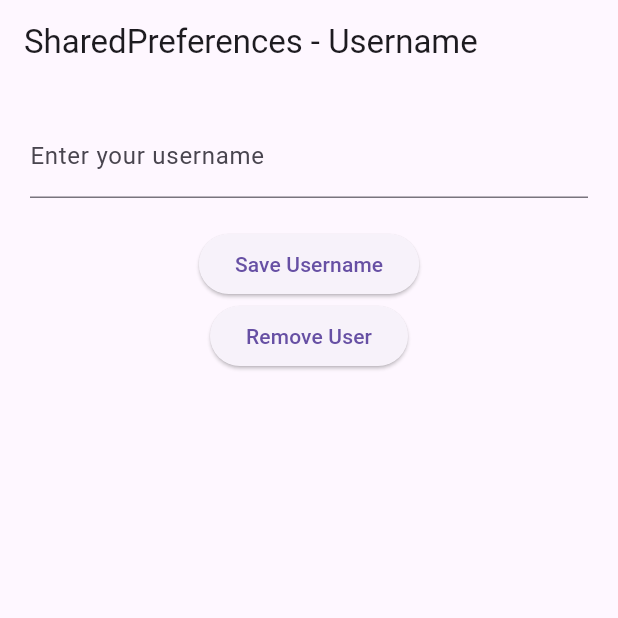
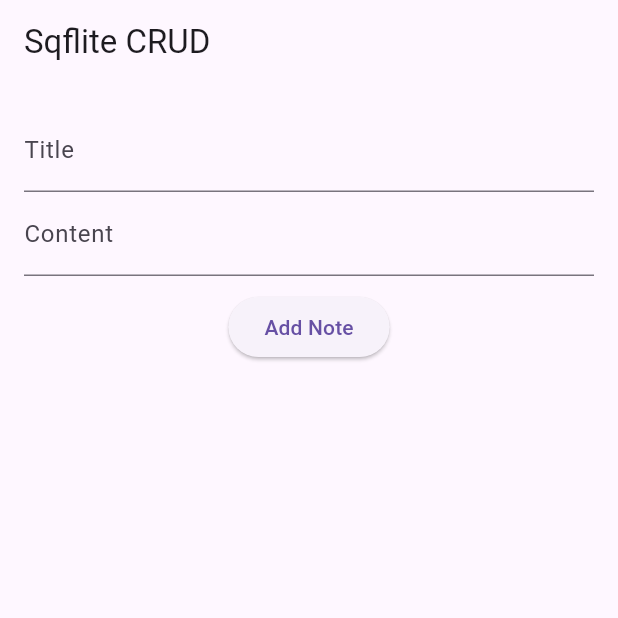
Before and after one commit to sagarreddy18/Chorus-Intermediate-pocs, a Flutter app: the screen it shows after launch, on a phone screen of 412 x 824 dp, the top half of it. Run offline on Flutter 3.47's test engine with Material 3 defaults, Android fonts, the phone set to English and light mode, and no system bars; our stand-ins replace dio, image_picker, shared_preferences, sqflite; accounts and stored records are empty.

Commit message:
Sqflite changes pushed

```diff
--- a/intermediate_poc/lib/main.dart
+++ b/intermediate_poc/lib/main.dart
@@ -6,6 +6,8 @@
 // // import 'package:intermediate_poc/sqlflite_poc.dart';
 import 'package:intermediate_poc/battery_level_page.dart';
 import 'package:intermediate_poc/shared_preferences.dart';
+import 'package:intermediate_poc/sqflitePoc/notepage.dart';
+import 'package:intermediate_poc/sqflitePoc/sqflite_poc.dart';
 import 'package:intermediate_poc/username_sharedpreference.dart';
 //
 // void main () {
@@ -42,8 +44,9 @@ class MyApp extends StatelessWidget {
   Widget build(BuildContext context) {
     return MaterialApp(
       title: 'Google Sign-In POC',
+      debugShowCheckedModeBanner: false,
       theme: ThemeData(primarySwatch: Colors.blue),
-      home: const UsernamePage(),
+      home: NotePage(),
       // home: LoginPage(),
       // home: DioAPiExamples(),
       //   home: BatteryLevelPage()
--- /dev/null
+++ b/intermediate_poc/lib/sqflitePoc/db_helper.dart
@@ -0,0 +1,54 @@
+import 'package:sqflite/sqflite.dart';
+import 'package:path/path.dart';
+
+class DBHelper {
+  static final DBHelper _instance = DBHelper._();
+  static Database? _database;
+
+  DBHelper._();
+
+  factory DBHelper() => _instance;
+
+  Future<Database> get database async {
+    _database ??= await _initDB();
+    return _database!;
+  }
+
+  Future<Database> _initDB() async {
+    String path = join(await getDatabasesPath(), 'notes.db');
+    return await openDatabase(
+      path,
+      version: 1,
+      onCreate: (db, version) {
+        return db.execute(
+          'CREATE TABLE notes(id INTEGER PRIMARY KEY AUTOINCREMENT, title TEXT, content TEXT)',
+        );
+      },
+    );
+  }
+
+  Future<int> insertNote(Map<String, dynamic> note) async {
+    final db = await database;
+    return await db.insert('notes', note);
+  }
+
+  Future<List<Map<String, dynamic>>> getNotes() async {
+    final db = await database;
+    return await db.query('notes');
+  }
+
+  Future<int> updateNote(Map<String, dynamic> note) async {
+    final db = await database;
+    return await db.update(
+      'notes',
+      note,
+      where: 'id = ?',
+      whereArgs: [note['id']],
+    );
+  }
+
+  Future<int> deleteNote(int id) async {
+    final db = await database;
+    return await db.delete('notes', where: 'id = ?', whereArgs: [id]);
+  }
+}
--- /dev/null
+++ b/intermediate_poc/lib/sqflitePoc/notepage.dart
@@ -0,0 +1,100 @@
+import 'package:flutter/material.dart';
+import 'package:intermediate_poc/sqflitePoc/db_helper.dart';
+
+class NotePage extends StatefulWidget {
+  const NotePage({super.key});
+
+  @override
+  State<NotePage> createState() => _NotePageState();
+}
+
+class _NotePageState extends State<NotePage> {
+  final DBHelper dbHelper = DBHelper();
+  List<Map<String, dynamic>> notes = [];
+  final titleController = TextEditingController();
+  final contentController = TextEditingController();
+
+  int? editingId;
+  @override
+  void initState() {
+    super.initState();
+    refreshNotes();
+  }
+
+  void refreshNotes() async {
+    final data = await dbHelper.getNotes();
+    setState(() {
+      notes = data;
+    });
+  }
+
+  void saveNote() async {
+    final title = titleController.text;
+    final content = contentController.text;
+
+    if (title.isEmpty || content.isEmpty) return;
+
+    if (editingId == null) {
+      await dbHelper.insertNote({'title': title, 'content': content});
+    } else {
+      await dbHelper.updateNote({'id': editingId, 'title': title, 'content': content});
+      editingId = null;
+    }
+
+    titleController.clear();
+    contentController.clear();
+    refreshNotes();
+  }
+
+  void startEdit(Map<String, dynamic> note) {
+    titleController.text = note['title'];
+    contentController.text = note['content'];
+    editingId = note['id'];
+  }
+
+  void deleteNote(int id) async {
+    await dbHelper.deleteNote(id);
+    refreshNotes();
+  }
+
+  @override
+  Widget build(BuildContext context) {
+    return Scaffold(
+      appBar: AppBar(title: const Text('Sqflite CRUD')),
+      body: Padding(
+        padding: const EdgeInsets.all(16.0),
+        child: Column(children: [
+          TextField(controller: titleController, decoration: const InputDecoration(labelText: 'Title')),
+          TextField(controller: contentController, decoration: const InputDecoration(labelText: 'Content')),
+          const SizedBox(height: 10),
+          ElevatedButton(
+            onPressed: saveNote,
+            child: Text(editingId == null ? 'Add Note' : 'Update Note'),
+          ),
+          const SizedBox(height: 20),
+          Expanded(
+            child: ListView.builder(
+              itemCount: notes.length,
+              itemBuilder: (context, index) {
+                final note = notes[index];
+                return Card(
+                  child: ListTile(
+                    title: Text(note['title']),
+                    subtitle: Text(note['content']),
+                    trailing: Row(
+                      mainAxisSize: MainAxisSize.min,
+                      children: [
+                        IconButton(icon: const Icon(Icons.edit), onPressed: () => startEdit(note)),
+                        IconButton(icon: const Icon(Icons.delete), onPressed: () => deleteNote(note['id'])),
+                      ],
+                    ),
+                  ),
+                );
+              },
+            ),
+          )
+        ]),
+      ),
+    );
+  }
+}
--- a/intermediate_poc/pubspec.yaml
+++ b/intermediate_poc/pubspec.yaml
@@ -32,6 +32,8 @@ dependencies:
     sdk: flutter
   dio: ^5.4.0
   shared_preferences: ^2.5.3
+  sqflite: ^2.4.2
+  path_provider:
   path: ^1.9.1
   provider: ^6.0.2
   cupertino_icons: ^1.0.8  # ✅ Moved here
```
Also changed, not shown: intermediate_poc/lib/sqflitePoc/sqflite_poc.dart (added, +14 -0 lines), intermediate_poc/pubspec.lock.
